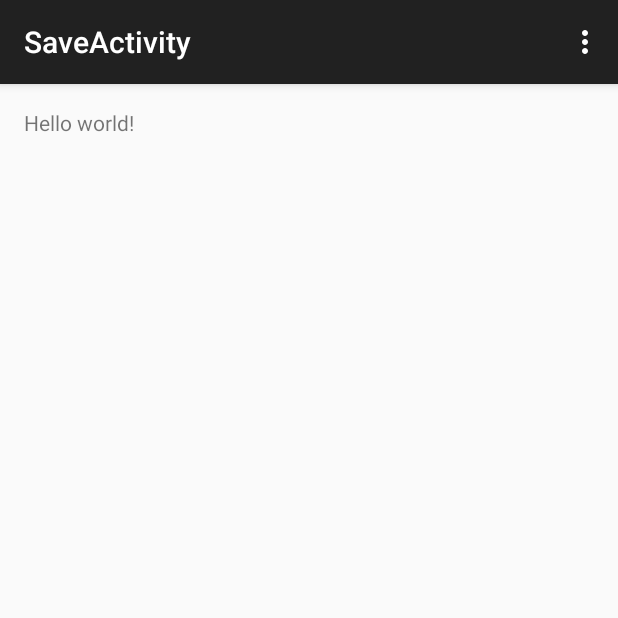
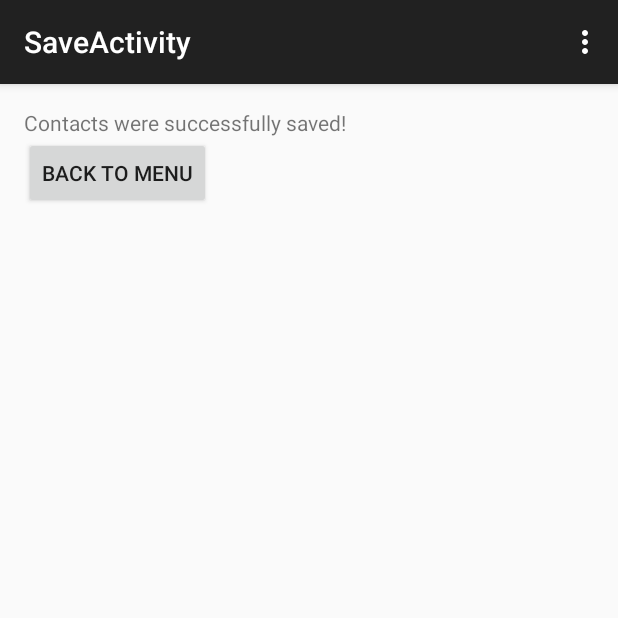
Before and after one commit to chenleishen/WalkHomeSafe, an Android app: the SaveActivity screen opened directly, with no data from a screen before it, on a phone screen of 412 x 824 dp, the top half of it. Run offline under Robolectric (Android 15) with nearby library versions, the phone set to English and light mode, and no system bars.

Commit message:
Updated save activity and removed contacts

```diff
--- a/WalkSafe/app/src/main/java/com/example/deltahacks/walksafe/MainActivity.java
+++ b/WalkSafe/app/src/main/java/com/example/deltahacks/walksafe/MainActivity.java
@@ -48,8 +48,8 @@ public class MainActivity extends Activity {
         }
 
         CustomAdapter adapter = new CustomAdapter(this, R.layout.contact_list_item, contactManager.getContacts());
-        ListView listView = (ListView) findViewById(R.id.listView);
-        listView.setAdapter(adapter);
+        //ListView listView = (ListView) findViewById(R.id.listView);
+        //listView.setAdapter(adapter);
     }
 
 
--- a/WalkSafe/app/src/main/java/com/example/deltahacks/walksafe/SaveActivity.java
+++ b/WalkSafe/app/src/main/java/com/example/deltahacks/walksafe/SaveActivity.java
@@ -46,7 +46,7 @@ public class SaveActivity extends ActionBarActivity {
      */
     public void returnToMain(View view){
         Intent intent = getIntent();
-        Intent nextIntent = new Intent(this, MainActivity.class);
+        Intent nextIntent = new Intent(this, ContactActivity.class);
         ContactManager contactManager = (ContactManager) intent.getSerializableExtra("managerKey");
         nextIntent.putExtra("managerKey", contactManager);
         startActivity(nextIntent);
--- a/WalkSafe/app/src/main/res/layout/activity_save.xml
+++ b/WalkSafe/app/src/main/res/layout/activity_save.xml
@@ -1,12 +1,24 @@
-<RelativeLayout xmlns:android="http://schemas.android.com/apk/res/android"
-    xmlns:tools="http://schemas.android.com/tools" android:layout_width="match_parent"
-    android:layout_height="match_parent" android:paddingLeft="@dimen/activity_horizontal_margin"
+<LinearLayout xmlns:android="http://schemas.android.com/apk/res/android"
+    xmlns:tools="http://schemas.android.com/tools"
+    android:layout_width="match_parent"
+    android:layout_height="match_parent"
+    android:paddingBottom="@dimen/activity_vertical_margin"
+    android:paddingLeft="@dimen/activity_horizontal_margin"
     android:paddingRight="@dimen/activity_horizontal_margin"
     android:paddingTop="@dimen/activity_vertical_margin"
-    android:paddingBottom="@dimen/activity_vertical_margin"
-    tools:context="com.example.deltahacks.walksafe.SaveActivity">
+    android:orientation="vertical"
+    tools:context="com.example.triageapp.SaveActivity" >
 
-    <TextView android:text="@string/hello_world" android:layout_width="wrap_content"
-        android:layout_height="wrap_content" />
+    <TextView
+        android:layout_width="wrap_content"
+        android:layout_height="wrap_content"
+        android:text="@string/saved" />
 
-</RelativeLayout>
+    <Button
+        android:layout_width="wrap_content"
+        android:layout_height="wrap_content"
+        android:text="@string/main_menu"
+        style="?android:attr/buttonStyleSmall"
+        android:onClick="returnToMain" />
+
+</LinearLayout>
--- a/WalkSafe/app/src/main/res/values/strings.xml
+++ b/WalkSafe/app/src/main/res/values/strings.xml
@@ -16,5 +16,7 @@
     <string name="add">Add Contact</string>
     <string name="remove">Remove Contact</string>
     <string name="save">Save</string>
+    <string name="main_menu">Back to Menu</string>
+    <string name="saved">Contacts were successfully saved!</string>
 
 </resources>
```
Also changed, not shown: WalkSafe/app/src/main/java/com/example/deltahacks/walksafe/ContactManager.java (+7 -2 lines), WalkSafe/app/src/main/java/com/example/deltahacks/walksafe/RemoveActivity.java (+13 -0 lines), WalkSafe/app/src/main/res/layout/activity_contact.xml (+8 -0 lines), WalkSafe/app/src/main/res/layout/activity_remove.xml (+22 -10 lines).
